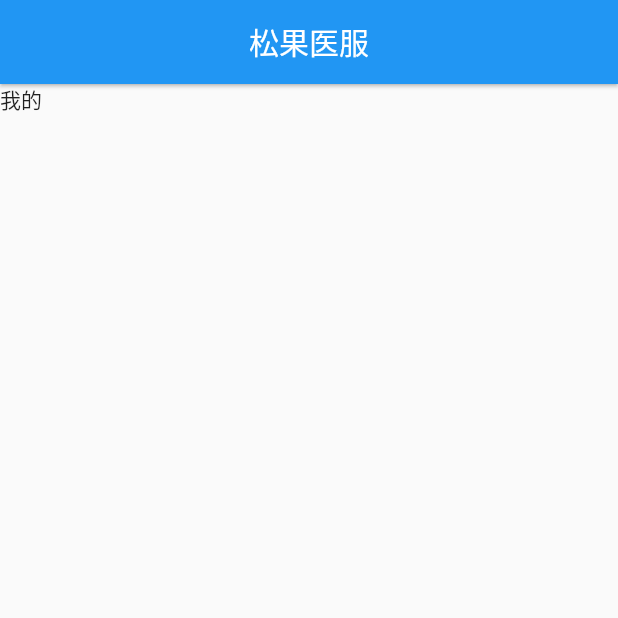
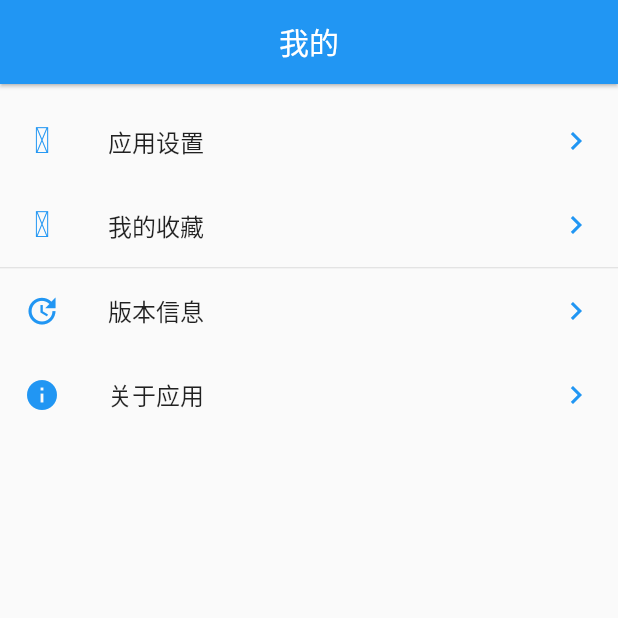
Before and after one commit to LLLxj/flins-app, a Flutter app: the PersonPage screen opened directly, on a phone screen of 412 x 824 dp, the top half of it. Run offline on Flutter 3.47's test engine with Material 2 defaults, Android fonts, the phone set to English and light mode, and no system bars; our stand-ins replace dio, fluro, flutter_screenutil, webview_flutter; network calls fail.

Commit message:
tabbar更新

```diff
--- a/lib/layout/goods_page.dart
+++ b/lib/layout/goods_page.dart
@@ -1,5 +1,4 @@
 import 'package:flutter/material.dart';
-
 
 class GoodsPage extends StatelessWidget {
   final _tabs = ['风神传', '封妖志', "幻将录", "永恒传说"];
--- a/lib/layout/home_page.dart
+++ b/lib/layout/home_page.dart
@@ -55,9 +55,9 @@ class _HomeContentState extends State<HomeContent> {
     // );
     return SingleChildScrollView(
       child: Container(
-        decoration: BoxDecoration(
-          color: Colors.white
-        ),
+        // decoration: BoxDecoration(
+        //   color: Colors.white
+        // ),
         child: Column(
           children: [
             SpecialTheme(), // 三栏专题
--- a/lib/layout/person_page.dart
+++ b/lib/layout/person_page.dart
@@ -1,31 +1,100 @@
 import 'package:flutter/material.dart';
-// import 'package:webview_flutter/webview_flutter.dart';
-
+import 'package:huoshan_app/component/icons/index.dart';
+import 'package:huoshan_app/router/routes.dart';
 class PersonPage extends StatefulWidget {
   @override
   _PersonPageState createState() => _PersonPageState();
 }
 
 class _PersonPageState extends State<PersonPage> {
+
+  final functionList = [
+    { 'title': '应用设置', 'route': 'setting' },
+    { 'title': '数据统计', 'route': 'counting' },
+    { 'title': '我的收藏', 'route': 'collect' },
+    { 'title': '版本信息', 'route': 'version' },
+    { 'title': '关于应用', 'route': 'aboutApplication' }
+  ];
+
   @override
   Widget build(BuildContext context) {
     return Scaffold(
       appBar: AppBar(
-        title: Text('松果医服'),
+        title: Text('我的'),
         // foregroundColor: Colors.white,
         // backgroundColor: Colors.black,
         elevation: 1,
         centerTitle: true,
       ),
-      body: Container(
-        child: Text('我的')
+      body: _buildFunctionList()
+    );
+    // return Container(
+    //   height: MediaQuery.of(context).size.height,
+    //   decoration: new BoxDecoration(
+    //     border: new Border.all(width: 1.0, color: Colors.red),
+    //   ),
+    //   child: CustomScrollView(
+    //     slivers: <Widget>[
+    //       _buildPersonPageAppBar(),
+    //       _buildFunctionList()
+    //     ],
+    //   ),
+    // );
+  }
+
+  Widget _buildPersonPageAppBar() {
+    return SliverAppBar(
+      pinned: true,
+      leading: _buildLeading(),
+      elevation: 6, //影深
+      expandedHeight: 220.0,
+      // forceElevated: innerBoxIsScrolled, //为true时展开有阴影
+      flexibleSpace: FlexibleSpaceBar(
+        collapseMode: CollapseMode.parallax,
+        background: Image.asset(
+          "assets/images/goods/caver.webp",
+          fit: BoxFit.cover,
+        ),
       )
     );
-    // return Container(
-    //   child: Text('我的')
-    //   // child: WebView(
-    //   //   initialUrl: "https://www.flins.com.cn/",
-    //   // )
-    // );
   }
+
+  Widget _buildLeading () => Container(
+    child: Text('aaaa')
+  );
+
+  Widget _buildFunctionList () {
+    return Container(
+      child: ListView(
+        padding: EdgeInsets.zero,
+        children: <Widget>[
+          SizedBox(height: 10,),
+          _buildItem(context, TolyIcon.icon_them, '应用设置', FireRouter.appSetting),
+          _buildItem(context, TolyIcon.icon_collect, '我的收藏', FireRouter.appSetting),
+          Divider(height: 1,),
+          _buildItem(context, Icons.update, '版本信息', FireRouter.appSetting),
+          _buildItem(context, Icons.info, '关于应用', FireRouter.appSetting),
+          // _buildItem(context, Icons.info, '关于应用', UnitRouter.about_app),
+        ],
+      )
+    );
+  }
+
+  Widget _buildItem (BuildContext context, IconData icon, String title, String linkTo, {VoidCallback onTap}) => ListTile(
+    onTap: () {
+      if (linkTo != null && linkTo.isNotEmpty) {
+        Navigator.of(context).pushNamed(linkTo);
+        if(onTap!=null) onTap();
+      }
+    },
+    leading: Icon(
+      icon,
+      color: Theme.of(context).primaryColor,
+    ),
+    title: Text(title),
+    trailing: Icon(
+      Icons.chevron_right,
+      color: Theme.of(context).primaryColor
+    ),
+  );
 }
--- a/lib/layout/slider_home_page.dart
+++ b/lib/layout/slider_home_page.dart
@@ -1,5 +1,5 @@
 import 'package:flutter/material.dart';
-import 'package:huoshan_app/component/search/index.dart';
+import 'package:huoshan_app/views/search/index.dart';
 import 'package:huoshan_app/router/routes.dart';
 import 'package:huoshan_app/api/home.dart';
 
```
Also changed, not shown: lib/widget/bottom_bar.dart (+10 -3 lines).
